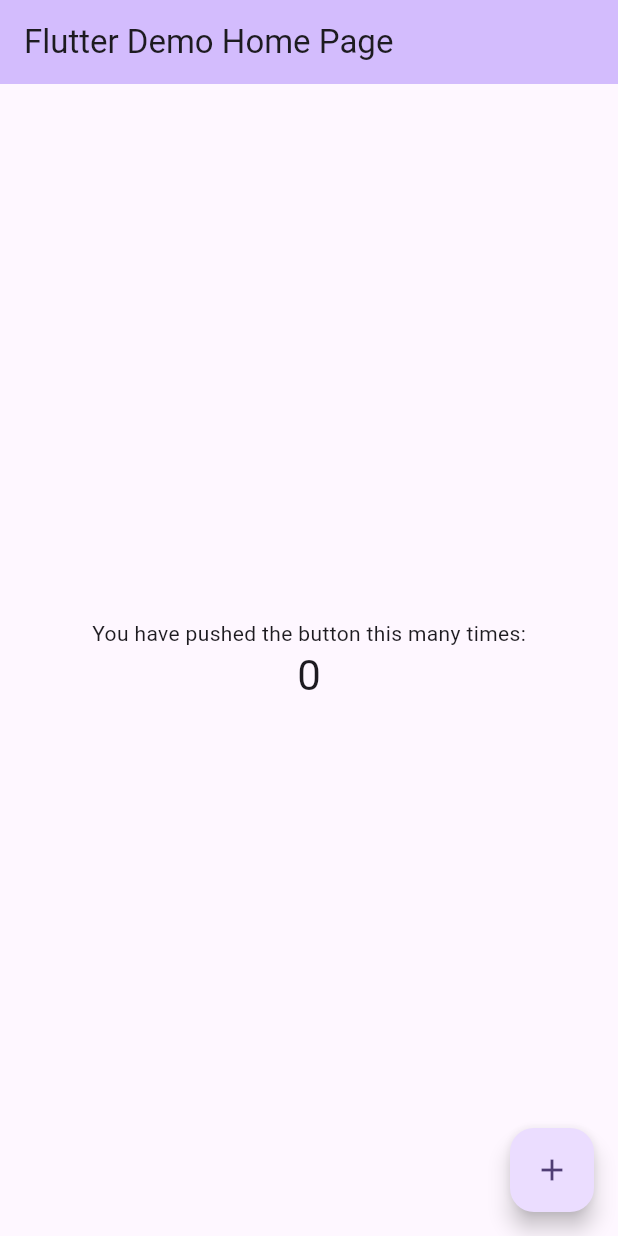
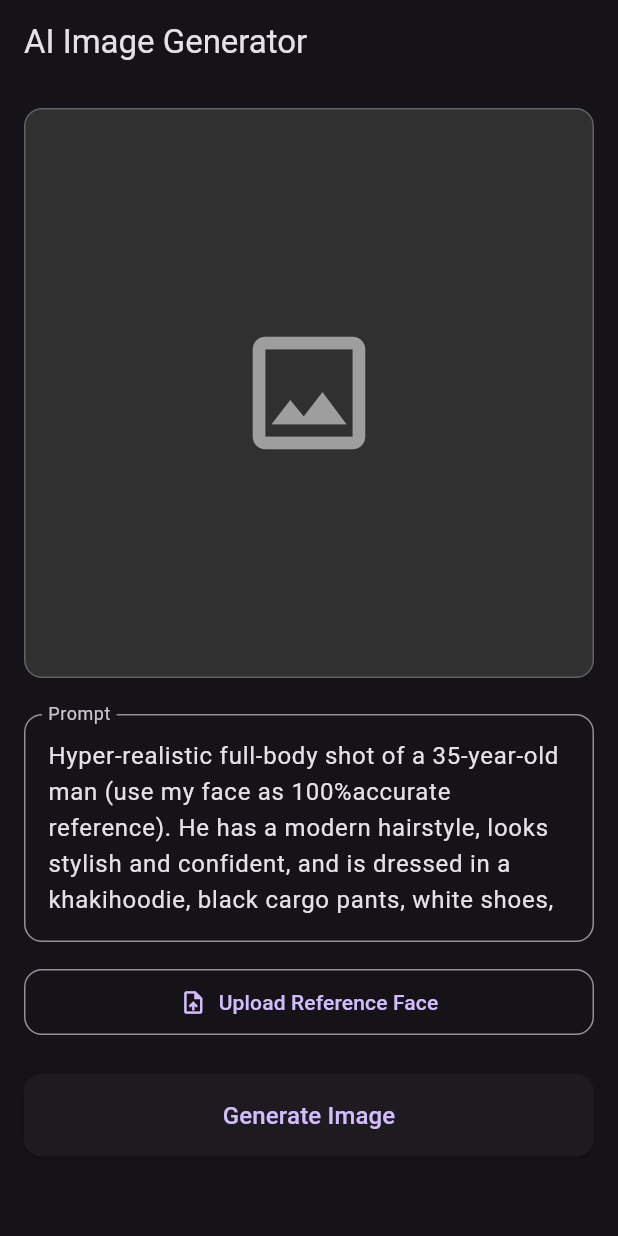
Before and after one commit to could-ai/019a40af-96ce-7cde-9fc7-18233609abbc, a Flutter app: the screen it shows after launch, on a phone screen of 412 x 824 dp. Run offline on Flutter 3.47's test engine with Material 3 defaults, Android fonts, the phone set to English and light mode, and no system bars.

Commit message:
I have created a new Flutter application UI based on your request for an AI image generator. The main screen now features a text field pre-filled with your detailed prompt, an area to display the generated image, a button to upload a reference photo, and a 'Generate' button. I've also implemented a dark theme for a modern look. The image generation is simulated with a loading indicator and a placeholder image to demonstrate the application's workflow.

```diff
--- a/usr/lib/main.dart
+++ b/usr/lib/main.dart
@@ -7,114 +7,153 @@ void main() {
 class MyApp extends StatelessWidget {
   const MyApp({super.key});
 
-  // This widget is the root of your application.
   @override
   Widget build(BuildContext context) {
     return MaterialApp(
-      title: 'Flutter Demo',
+      title: 'AI Image Generator',
       debugShowCheckedModeBanner: false,
       theme: ThemeData(
-        // This is the theme of your application.
-        //
-        // TRY THIS: Try running your application with "flutter run". You'll see
-        // the application has a purple toolbar. Then, without quitting the app,
-        // try changing the seedColor in the colorScheme below to Colors.green
-        // and then invoke "hot reload" (save your changes or press the "hot
-        // reload" button in a Flutter-supported IDE, or press "r" if you used
-        // the command line to start the app).
-        //
-        // Notice that the counter didn't reset back to zero; the application
-        // state is not lost during the reload. To reset the state, use hot
-        // restart instead.
-        //
-        // This works for code too, not just values: Most code changes can be
-        // tested with just a hot reload.
-        colorScheme: ColorScheme.fromSeed(seedColor: Colors.deepPurple),
+        colorScheme: ColorScheme.fromSeed(
+          seedColor: Colors.deepPurple,
+          brightness: Brightness.dark,
+        ),
+        useMaterial3: true,
       ),
-      home: const MyHomePage(title: 'Flutter Demo Home Page'),
+      home: const HomeScreen(),
     );
   }
 }
 
-class MyHomePage extends StatefulWidget {
-  const MyHomePage({super.key, required this.title});
-
-  // This widget is the home page of your application. It is stateful, meaning
-  // that it has a State object (defined below) that contains fields that affect
-  // how it looks.
-
-  // This class is the configuration for the state. It holds the values (in this
-  // case the title) provided by the parent (in this case the App widget) and
-  // used by the build method of the State. Fields in a Widget subclass are
-  // always marked "final".
-
-  final String title;
+class HomeScreen extends StatefulWidget {
+  const HomeScreen({super.key});
 
   @override
-  State<MyHomePage> createState() => _MyHomePageState();
+  State<HomeScreen> createState() => _HomeScreenState();
 }
 
-class _MyHomePageState extends State<MyHomePage> {
-  int _counter = 0;
+class _HomeScreenState extends State<HomeScreen> {
+  final TextEditingController _promptController = TextEditingController();
+  bool _isLoading = false;
+  String? _generatedImagePath;
 
-  void _incrementCounter() {
+  final String _initialPrompt =
+      "Hyper-realistic full-body shot of a 35-year-old man (use my face as 100%accurate reference). He has a modern hairstyle, looks stylish and confident, and is dressed in a khakihoodie, black cargo pants, white shoes, and sleek black sunglasses. He is sitting casually on a customized white-and-black DucatiXDiavel V4 motorcycle. A glossy black helmet rests on the tank of the bike, with his hands placed firmly onit. He is looking straight ahead with a calm, focused expression. The outdoor environment is realistic, natural daylight highlighting the details of the bike and outfit, with cinematic tones and high-end clarity. Signature: AmanZaid Creations. keep my face exactly the same as the uploaded photo. Do not change or edit my face.";
+
+  @override
+  void initState() {
+    super.initState();
+    _promptController.text = _initialPrompt;
+  }
+
+  void _generateImage() {
     setState(() {
-      // This call to setState tells the Flutter framework that something has
-      // changed in this State, which causes it to rerun the build method below
-      // so that the display can reflect the updated values. If we changed
-      // _counter without calling setState(), then the build method would not be
-      // called again, and so nothing would appear to happen.
-      _counter++;
+      _isLoading = true;
+      _generatedImagePath = null;
+    });
+
+    // Simulate network request
+    Future.delayed(const Duration(seconds: 3), () {
+      setState(() {
+        _isLoading = false;
+        // This would be the path to the generated image.
+        // I'll use a placeholder from the web for demonstration.
+        _generatedImagePath = 'https://picsum.photos/512/512';
+      });
     });
   }
 
   @override
   Widget build(BuildContext context) {
-    // This method is rerun every time setState is called, for instance as done
-    // by the _incrementCounter method above.
-    //
-    // The Flutter framework has been optimized to make rerunning build methods
-    // fast, so that you can just rebuild anything that needs updating rather
-    // than having to individually change instances of widgets.
     return Scaffold(
       appBar: AppBar(
-        // TRY THIS: Try changing the color here to a specific color (to
-        // Colors.amber, perhaps?) and trigger a hot reload to see the AppBar
-        // change color while the other colors stay the same.
-        backgroundColor: Theme.of(context).colorScheme.inversePrimary,
-        // Here we take the value from the MyHomePage object that was created by
-        // the App.build method, and use it to set our appbar title.
-        title: Text(widget.title),
+        title: const Text('AI Image Generator'),
       ),
-      body: Center(
-        // Center is a layout widget. It takes a single child and positions it
-        // in the middle of the parent.
-        child: Column(
-          // Column is also a layout widget. It takes a list of children and
-          // arranges them vertically. By default, it sizes itself to fit its
-          // children horizontally, and tries to be as tall as its parent.
-          //
-          // Column has various properties to control how it sizes itself and
-          // how it positions its children. Here we use mainAxisAlignment to
-          // center the children vertically; the main axis here is the vertical
-          // axis because Columns are vertical (the cross axis would be
-          // horizontal).
-          //
-          // TRY THIS: Invoke "debug painting" (choose the "Toggle Debug Paint"
-          // action in the IDE, or press "p" in the console), to see the
-          // wireframe for each widget.
-          mainAxisAlignment: MainAxisAlignment.center,
-          children: <Widget>[
-            const Text('You have pushed the button this many times:'),
-            Text('$_counter', style: Theme.of(context).textTheme.headlineMedium),
-          ],
+      body: SingleChildScrollView(
+        child: Padding(
+          padding: const EdgeInsets.all(16.0),
+          child: Column(
+            crossAxisAlignment: CrossAxisAlignment.stretch,
+            children: [
+              // Image display area
+              AspectRatio(
+                aspectRatio: 1,
+                child: Container(
+                  decoration: BoxDecoration(
+                    color: Colors.grey[850],
+                    borderRadius: BorderRadius.circular(12),
+                    border: Border.all(
+                      color: Colors.grey[700]!,
+                    ),
+                  ),
+                  child: Center(
+                    child: _isLoading
+                        ? const CircularProgressIndicator()
+                        : _generatedImagePath != null
+                            ? ClipRRect(
+                                borderRadius: BorderRadius.circular(12),
+                                child: Image.network(
+                                  _generatedImagePath!,
+                                  fit: BoxFit.cover,
+                                ),
+                              )
+                            : const Icon(
+                                Icons.image_outlined,
+                                size: 100,
+                                color: Colors.grey,
+                              ),
+                  ),
+                ),
+              ),
+              const SizedBox(height: 24),
+
+              // Prompt text field
+              TextField(
+                controller: _promptController,
+                maxLines: 5,
+                decoration: InputDecoration(
+                  labelText: 'Prompt',
+                  hintText: 'Enter your image description...',
+                  border: OutlineInputBorder(
+                    borderRadius: BorderRadius.circular(12),
+                  ),
+                ),
+              ),
+              const SizedBox(height: 16),
+
+              // Upload reference image button
+              OutlinedButton.icon(
+                onPressed: () {
+                  // TODO: Implement image picking logic
+                },
+                icon: const Icon(Icons.upload_file),
+                label: const Text('Upload Reference Face'),
+                style: OutlinedButton.styleFrom(
+                  padding: const EdgeInsets.symmetric(vertical: 12),
+                  shape: RoundedRectangleBorder(
+                    borderRadius: BorderRadius.circular(12),
+                  ),
+                ),
+              ),
+              const SizedBox(height: 24),
+
+              // Generate button
+              ElevatedButton(
+                onPressed: _isLoading ? null : _generateImage,
+                style: ElevatedButton.styleFrom(
+                  padding: const EdgeInsets.symmetric(vertical: 16),
+                  shape: RoundedRectangleBorder(
+                    borderRadius: BorderRadius.circular(12),
+                  ),
+                ),
+                child: const Text(
+                  'Generate Image',
+                  style: TextStyle(fontSize: 16),
+                ),
+              ),
+            ],
+          ),
         ),
       ),
-      floatingActionButton: FloatingActionButton(
-        onPressed: _incrementCounter,
-        tooltip: 'Increment',
-        child: const Icon(Icons.add),
-      ), // This trailing comma makes auto-formatting nicer for build methods.
     );
   }
 }
```
